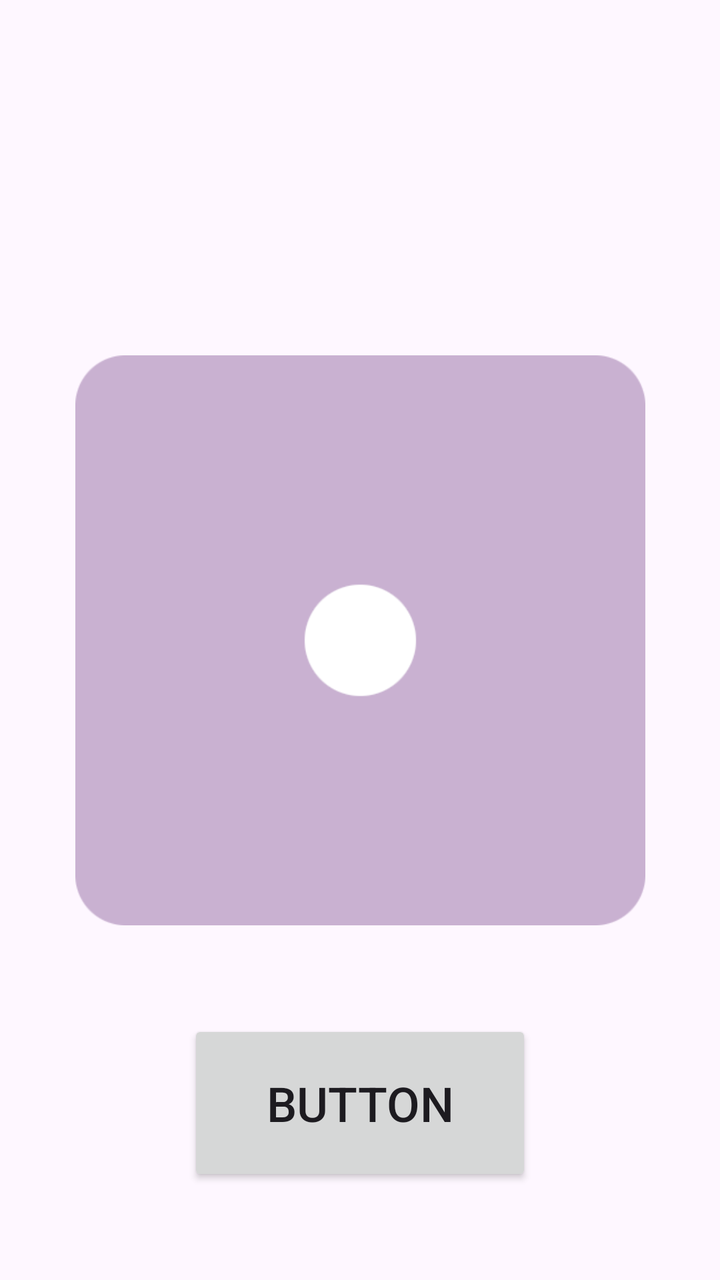
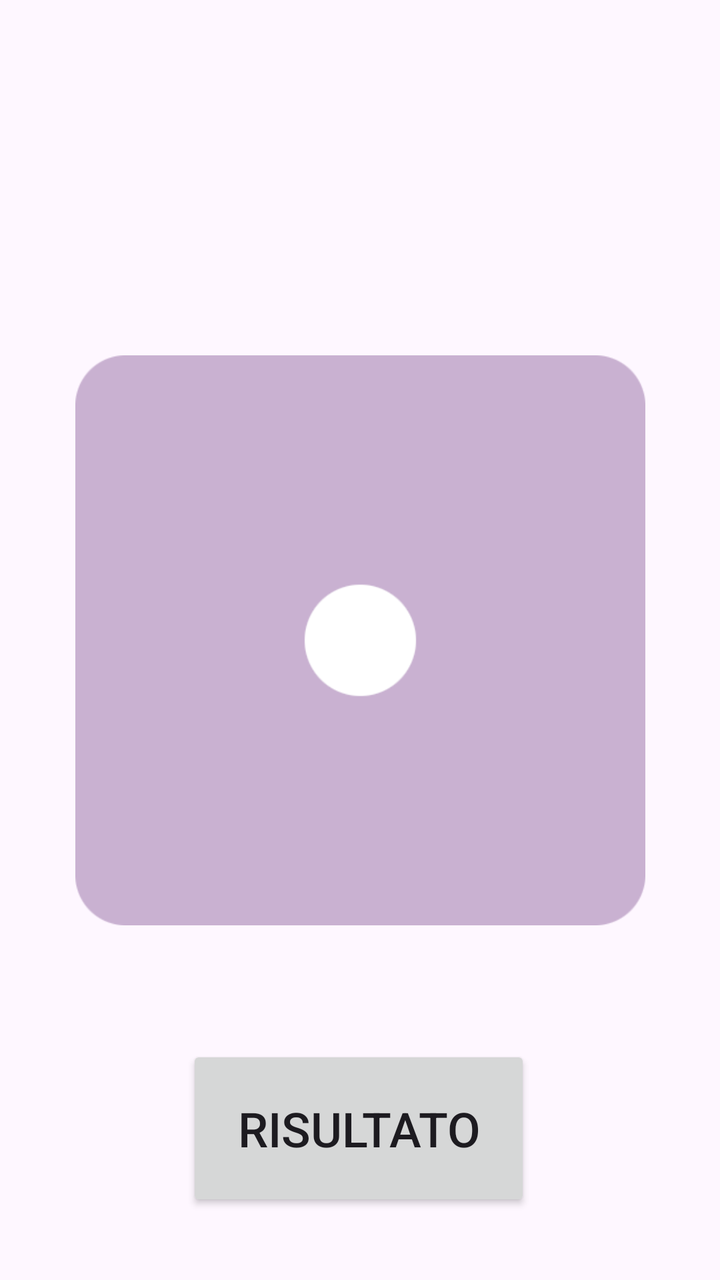

An Android layout rendered at two revisions. The XML below is the earlier revision; the diff shows what the commit changed to produce the second picture.
<!-- AndroidManifest.xml: application theme Theme.RollTheDice -->
<!-- res/layout/activity_seconda.xml -->
<?xml version="1.0" encoding="utf-8"?>
<androidx.constraintlayout.widget.ConstraintLayout xmlns:android="http://schemas.android.com/apk/res/android"
    xmlns:app="http://schemas.android.com/apk/res-auto"
    xmlns:tools="http://schemas.android.com/tools"
    android:id="@+id/main"
    android:layout_width="match_parent"
    android:layout_height="match_parent"
    tools:context=".SecondaActivity">

    <ImageView
        android:id="@+id/imageViewDado"
        android:layout_width="347dp"
        android:layout_height="285dp"
        app:layout_constraintBottom_toBottomOf="parent"
        app:layout_constraintEnd_toEndOf="parent"
        app:layout_constraintStart_toStartOf="parent"
        app:layout_constraintTop_toTopOf="parent"
        app:srcCompat="@drawable/dado_1" />

    <Button
        android:id="@+id/btnRisultato"
        android:layout_width="172dp"
        android:layout_height="83dp"
        android:text="Button"
        android:textSize="24sp"
        app:layout_constraintBottom_toBottomOf="parent"
        app:layout_constraintEnd_toEndOf="parent"
        app:layout_constraintStart_toStartOf="parent"
        app:layout_constraintTop_toBottomOf="@+id/imageViewDado" />
</androidx.constraintlayout.widget.ConstraintLayout>
<!-- resources referenced by this layout -->
<resources>
  <!-- drawable dado_1: png bitmap (drawable, 5771 bytes) -->
  <style name="Theme.RollTheDice" parent="Base.Theme.RollTheDice" />
  <style name="Base.Theme.RollTheDice" parent="Theme.Material3.DayNight.NoActionBar">
          
          
      </style>
</resources>

<!-- the commit's change to res/layout/activity_seconda.xml (unified diff, before → after) -->
@@ -21,10 +21,13 @@
         android:id="@+id/btnRisultato"
         android:layout_width="172dp"
         android:layout_height="83dp"
-        android:text="Button"
+        android:layout_marginTop="60dp"
+        android:text="Risultato"
         android:textSize="24sp"
         app:layout_constraintBottom_toBottomOf="parent"
         app:layout_constraintEnd_toEndOf="parent"
+        app:layout_constraintHorizontal_bias="0.497"
         app:layout_constraintStart_toStartOf="parent"
-        app:layout_constraintTop_toBottomOf="@+id/imageViewDado" />
+        app:layout_constraintTop_toBottomOf="@+id/imageViewDado"
+        app:layout_constraintVertical_bias="0.0" />
 </androidx.constraintlayout.widget.ConstraintLayout>
